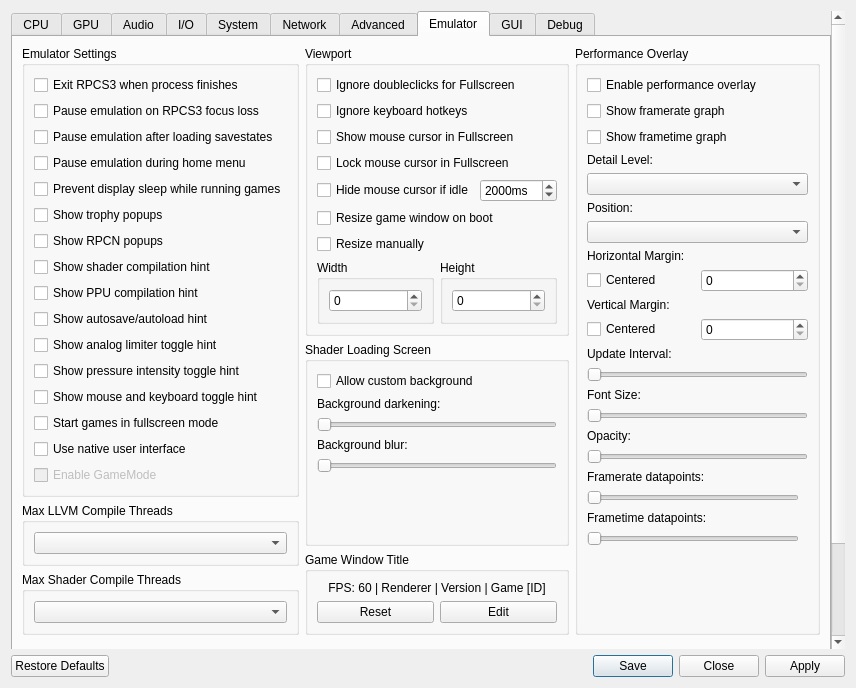
The window that rpcs3/rpcs3qt/settings_dialog.ui (RPCS3/rpcs3) describes before a commit, drawn with Qt 5.
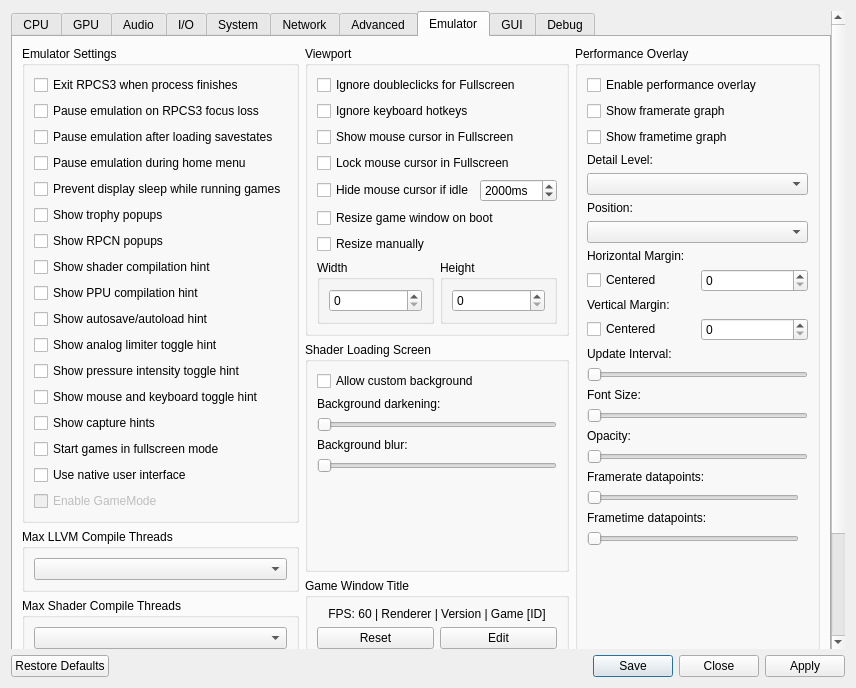
The same window after the commit. The open tabs and pages were chosen to show the change. Icons and pictures are not drawn.

Commit message: overlays: add settings for screenshot and recording hints

```diff
--- a/rpcs3/rpcs3qt/settings_dialog.ui
+++ b/rpcs3/rpcs3qt/settings_dialog.ui
@@ -3008,6 +3008,13 @@
                  </property>
                 </widget>
                </item>
+               <item>
+                <widget class="QCheckBox" name="showCaptureHints">
+                 <property name="text">
+                  <string>Show capture hints</string>
+                 </property>
+                </widget>
+               </item>
                <item>
                 <widget class="QCheckBox" name="startGameFullscreen">
                  <property name="text">
```
Lines whose indentation alone changed are shown as unchanged. The commit also changes 7 other files.
